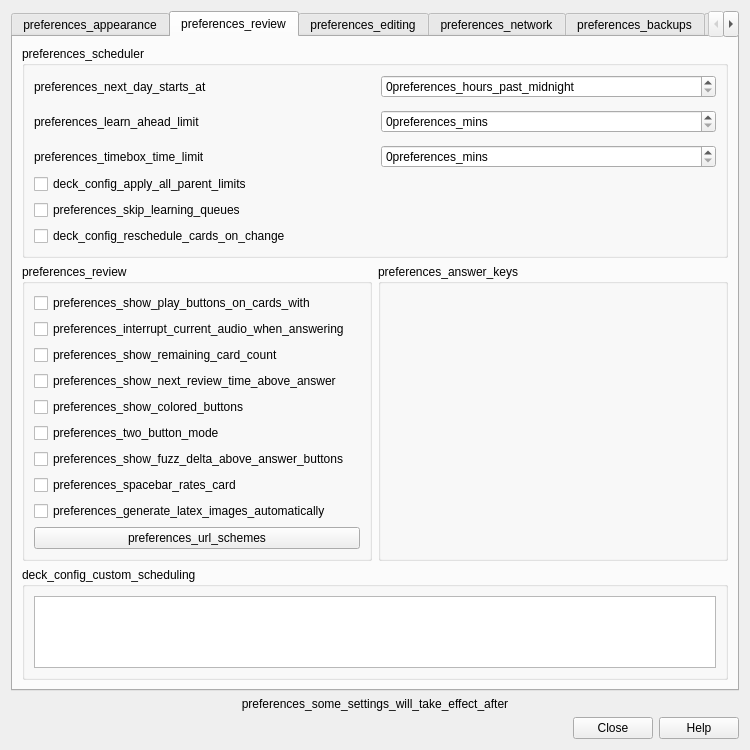
The window that qt/aqt/forms/preferences.ui (Expertium/Clanki) describes before a commit, drawn with Qt 5.
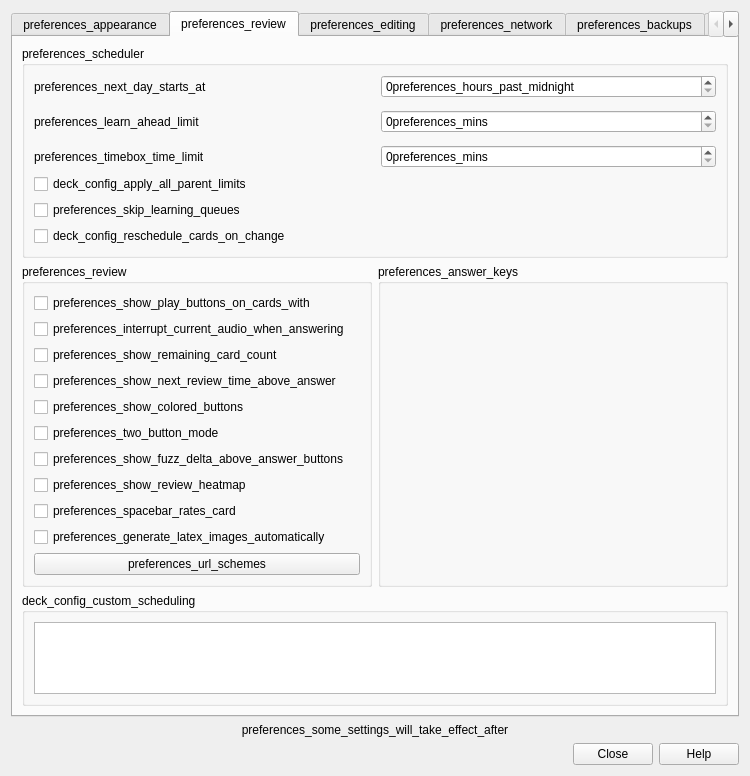
The same window after the commit. The open tabs and pages were chosen to show the change.

Commit message:
behavior: Review Heatmap made native (Preferences > Review can hide it); Tools > Add-ons shown in both modes again
The heatmap is qt/aqt/review_heatmap.py plus the add-on's JS bundle and
icons vendored under qt/aqt/data/web (licence note beside them). It draws
under the deck list (whole collection) and on the overview (current
deck), with the add-on's default look; clicking a day opens the browser.
BoolKey::ReviewHeatmapEnabled (on by default, Preferences.Reviewing
field 11) turns it off (spec ui.review-heatmap).

Tools > Add-ons is no longer hidden in Simple mode (spec ui.mode-switch).

The edit to the form file:
```diff
--- a/qt/aqt/forms/preferences.ui
+++ b/qt/aqt/forms/preferences.ui
@@ -501,6 +501,13 @@
               </property>
              </widget>
             </item>
+            <item>
+             <widget class="QCheckBox" name="reviewHeatmap">
+              <property name="text">
+               <string>preferences_show_review_heatmap</string>
+              </property>
+             </widget>
+            </item>
             <item>
              <widget class="QCheckBox" name="spacebar_rates_card">
               <property name="sizePolicy">
```
The commit also changes 21 other files.
